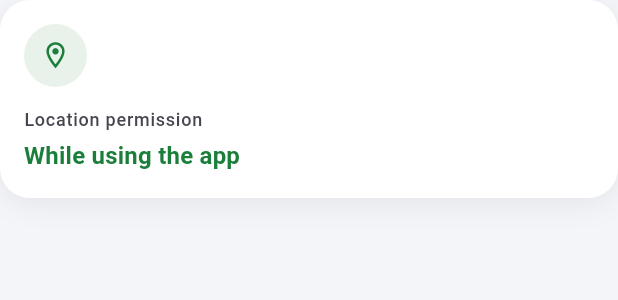
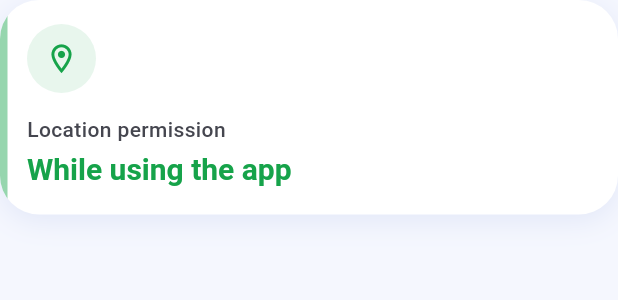
Before and after one commit to Rinshid10/Fabino-Technologies, a Flutter app: the LocationPermissionCard widget shown alone on an empty page, opened directly, on a phone screen of 412 x 824 dp. Shown: the top 300 px of the screen. Run offline on Flutter 3.47's test engine with Material 3 defaults, Android fonts, the phone set to English and light mode, and no system bars; our stand-ins replace csv, flutter_local_notifications, flutter_map, flutter_riverpod, flutter_secure_storage, freezed_annotation and 10 more; missing offline and left inert: cryptography, no_screenshot; accounts and stored records are empty; generated files the repository leaves out were written again.

Commit message:
Restyle the dashboard after the pastel mockup
- Header with shield badge, pastel gradient background with waves
- Two-column grid of white cards with a tone-coloured edge and icon circle
- Brighter status colours (orange, red, green, blue)
- Floating rounded navigation bar with a blue selected tab

Co-Authored-By: Claude Fable 5.2 <noreply@anthropic.com>

```diff
--- a/lib/core/theme/app_theme.dart
+++ b/lib/core/theme/app_theme.dart
@@ -42,15 +42,15 @@ class DepthTheme extends ThemeExtension<DepthTheme> {
 /// Material 3 themes for the app: a quiet background, clean cards, one
 /// accent colour and no decoration beyond a soft shadow.
 abstract final class AppTheme {
-  static const _seed = Color(0xFF3D6DEB);
+  static const _seed = Color(0xFF2F6BFF);
 
-  static const _lightBackground = Color(0xFFF4F5F8);
+  static const _lightBackground = Color(0xFFF5F7FE);
   static const _darkBackground = Color(0xFF14161A);
 
   static const _lightDepth = DepthTheme(
     card: Color(0xFFFFFFFF),
-    pressed: Color(0xFFECEFF5),
-    shadow: Color(0x141B2A4A),
+    pressed: Color(0xFFEAF0FF),
+    shadow: Color(0x1A3A5BBF),
   );
   static const _darkDepth = DepthTheme(
     card: Color(0xFF1D2025),
@@ -78,6 +78,7 @@ abstract final class AppTheme {
         ).copyWith(
           primary: isLight ? _seed : const Color(0xFF8CA8FF),
           onPrimary: isLight ? Colors.white : const Color(0xFF0E1B3D),
+          error: isLight ? const Color(0xFFEF4444) : const Color(0xFFFF8A80),
           surface: background,
           surfaceContainerLowest: depth.card,
           surfaceContainerLow: depth.card,
@@ -110,7 +111,27 @@ abstract final class AppTheme {
         surfaceTintColor: Colors.transparent,
         elevation: 0,
         indicatorColor: scheme.primary.withValues(alpha: 0.12),
-        height: 68,
+        indicatorShape: const RoundedRectangleBorder(
+          borderRadius: BorderRadius.all(Radius.circular(16)),
+        ),
+        height: 70,
+        // The selected tab is blue, the others grey.
+        iconTheme: WidgetStateProperty.resolveWith(
+          (states) => IconThemeData(
+            color: states.contains(WidgetState.selected)
+                ? scheme.primary
+                : scheme.onSurfaceVariant,
+          ),
+        ),
+        labelTextStyle: WidgetStateProperty.resolveWith(
+          (states) => TextStyle(
+            fontSize: 12,
+            fontWeight: FontWeight.w600,
+            color: states.contains(WidgetState.selected)
+                ? scheme.primary
+                : scheme.onSurfaceVariant,
+          ),
+        ),
       ),
       navigationRailTheme: NavigationRailThemeData(
         backgroundColor: depth.card,
@@ -183,10 +204,10 @@ extension DepthContext on BuildContext {
 /// Semantic colours that are not part of [ColorScheme].
 extension StatusColors on ColorScheme {
   Color get success => brightness == Brightness.light
-      ? const Color(0xFF1B7F3B)
+      ? const Color(0xFF16A34A)
       : const Color(0xFF7BD992);
 
   Color get warning => brightness == Brightness.light
-      ? const Color(0xFF9A6200)
+      ? const Color(0xFFF08C00)
       : const Color(0xFFF2BE5C);
 }
--- a/lib/core/widgets/status_card.dart
+++ b/lib/core/widgets/status_card.dart
@@ -5,38 +5,8 @@ import 'package:smart_access_security/core/widgets/soft_surface.dart';
 /// Visual tone of a [StatusCard].
 enum StatusTone { neutral, good, warning, bad }
 
-/// How a [StatusCard] is laid out.
-enum StatusCardLayout {
-  /// A standalone card: icon on top, text below.
-  tile,
-
-  /// A compact row for use inside a panel: icon left, text right.
-  row,
-}
-
-/// Sets the [StatusCardLayout] for every [StatusCard] below it, so a
-/// screen can arrange the same cards as tiles or as rows.
-class StatusCardTheme extends InheritedWidget {
-  const StatusCardTheme({
-    required this.layout,
-    required super.child,
-    super.key,
-  });
-
-  final StatusCardLayout layout;
-
-  static StatusCardLayout of(BuildContext context) {
-    final theme = context.dependOnInheritedWidgetOfExactType<StatusCardTheme>();
-    return theme?.layout ?? StatusCardLayout.tile;
-  }
-
-  @override
-  bool updateShouldNotify(StatusCardTheme oldWidget) {
-    return layout != oldWidget.layout;
-  }
-}
-
-/// One piece of status: icon, title, value and an optional detail line.
+/// A white card showing one piece of status. Its tone colours the left
+/// edge, the icon circle and the value.
 class StatusCard extends StatelessWidget {
   const StatusCard({
     required this.icon,
@@ -57,6 +27,8 @@ class StatusCard extends StatelessWidget {
   final VoidCallback? onTap;
   final bool isLoading;
 
+  static const _radius = 26.0;
+
   @override
   Widget build(BuildContext context) {
     final theme = Theme.of(context);
@@ -69,97 +41,86 @@ class StatusCard extends StatelessWidget {
     };
     final detail = this.detail;
 
-    final titleText = Text(
-      title,
-      style: theme.textTheme.labelMedium?.copyWith(
-        color: scheme.onSurfaceVariant,
-      ),
-      maxLines: 1,
-      overflow: TextOverflow.ellipsis,
-    );
-    final valueText = isLoading
-        ? const Padding(
-            padding: EdgeInsets.symmetric(vertical: 3),
-            child: SizedBox.square(
-              dimension: 16,
-              child: CircularProgressIndicator(strokeWidth: 2),
-            ),
-          )
-        : Text(
-            value,
-            style: theme.textTheme.titleMedium?.copyWith(
-              color: toneColor,
-              fontWeight: FontWeight.w700,
-            ),
-            maxLines: 2,
-            overflow: TextOverflow.ellipsis,
-          );
-    final detailText = detail == null || isLoading
-        ? null
-        : Text(
-            detail,
-            style: theme.textTheme.bodySmall?.copyWith(
-              color: scheme.onSurfaceVariant,
-            ),
-            maxLines: 2,
-            overflow: TextOverflow.ellipsis,
-          );
-    final chevron = onTap == null
-        ? null
-        : Icon(Icons.chevron_right, size: 20, color: scheme.onSurfaceVariant);
-
-    return switch (StatusCardTheme.of(context)) {
-      StatusCardLayout.row => InkWell(
-        onTap: onTap,
-        child: Padding(
-          padding: const EdgeInsets.symmetric(horizontal: 16, vertical: 12),
-          child: Row(
-            children: [
-              SoftIconWell(icon: icon, color: toneColor, size: 42),
-              const SizedBox(width: 14),
-              Expanded(
-                child: Column(
-                  crossAxisAlignment: CrossAxisAlignment.start,
-                  mainAxisSize: MainAxisSize.min,
-                  children: [
-                    titleText,
-                    const SizedBox(height: 2),
-                    valueText,
-                    ?detailText,
-                  ],
-                ),
-              ),
-              ?chevron,
-            ],
-          ),
-        ),
-      ),
-      StatusCardLayout.tile => SoftPressable(
+    return SoftPressable(
       onTap: onTap,
       semanticLabel: title,
-        padding: const EdgeInsets.all(16),
+      radius: _radius,
+      child: ClipRRect(
+        borderRadius: BorderRadius.circular(_radius),
+        child: Stack(
+          children: [
+            // The coloured edge that follows the card's rounded corner.
+            Positioned(
+              left: 0,
+              top: 0,
+              bottom: 0,
+              width: 5,
+              child: ColoredBox(color: toneColor.withValues(alpha: 0.45)),
+            ),
+            Padding(
+              padding: const EdgeInsets.fromLTRB(18, 16, 12, 18),
               child: Column(
                 crossAxisAlignment: CrossAxisAlignment.start,
                 mainAxisSize: MainAxisSize.min,
                 children: [
                   Row(
                     children: [
-                SoftIconWell(icon: icon, color: toneColor, size: 42),
+                      SoftIconWell(icon: icon, color: toneColor, size: 46),
                       const Spacer(),
-                ?chevron,
+                      if (onTap != null)
+                        Icon(
+                          Icons.chevron_right,
+                          color: scheme.onSurfaceVariant,
+                        ),
                     ],
                   ),
                   const SizedBox(height: 14),
-            titleText,
+                  Text(
+                    title,
+                    style: theme.textTheme.bodyMedium?.copyWith(
+                      color: scheme.onSurfaceVariant,
+                      fontWeight: FontWeight.w500,
+                    ),
+                    maxLines: 1,
+                    overflow: TextOverflow.ellipsis,
+                  ),
                   const SizedBox(height: 4),
-            valueText,
-            if (detailText != null) ...[
-              const SizedBox(height: 4),
-              detailText,
+                  if (isLoading)
+                    const Padding(
+                      padding: EdgeInsets.symmetric(vertical: 4),
+                      child: SizedBox.square(
+                        dimension: 18,
+                        child: CircularProgressIndicator(strokeWidth: 2),
+                      ),
+                    )
+                  else
+                    Text(
+                      value,
+                      style: theme.textTheme.titleLarge?.copyWith(
+                        color: toneColor,
+                        fontSize: 20,
+                        fontWeight: FontWeight.w700,
+                      ),
+                      maxLines: 2,
+                      overflow: TextOverflow.ellipsis,
+                    ),
+                  if (detail != null && !isLoading) ...[
+                    const SizedBox(height: 6),
+                    Text(
+                      detail,
+                      style: theme.textTheme.bodyMedium?.copyWith(
+                        color: scheme.onSurfaceVariant,
+                      ),
+                      maxLines: 2,
+                      overflow: TextOverflow.ellipsis,
+                    ),
                   ],
                 ],
               ),
             ),
-    };
+          ],
+        ),
+      ),
+    );
   }
 }
--- a/lib/features/dashboard/presentation/widgets/location_cards.dart
+++ b/lib/features/dashboard/presentation/widgets/location_cards.dart
@@ -30,7 +30,7 @@ class LocationPermissionCard extends ConsumerWidget {
       },
       tone: switch (permission) {
         null => StatusTone.warning,
-        LocationPermissionStatus.denied => StatusTone.warning,
+        LocationPermissionStatus.denied => StatusTone.bad,
         LocationPermissionStatus.deniedForever => StatusTone.bad,
         _ => StatusTone.good,
       },
```
Also changed, not shown: lib/core/router/app_shell.dart (+26 -1 lines), lib/core/widgets/pastel_background.dart (added, +64 -0 lines), lib/features/dashboard/presentation/screens/dashboard_screen.dart (+21 -57 lines), lib/features/dashboard/presentation/widgets/dashboard_grid.dart (added, +56 -0 lines), lib/features/dashboard/presentation/widgets/dashboard_header.dart (added, +77 -0 lines), lib/features/dashboard/presentation/widgets/security_overview_card.dart (deleted, +0 -152 lines), 1 other file. Lines whose indentation alone changed are shown as unchanged.
